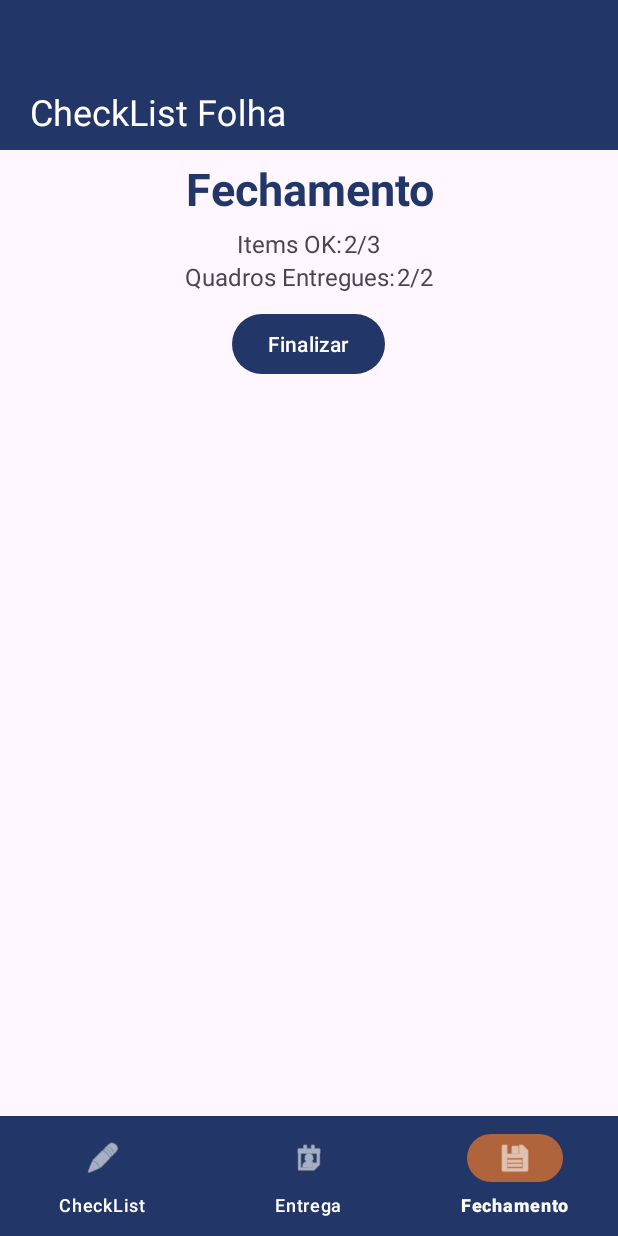
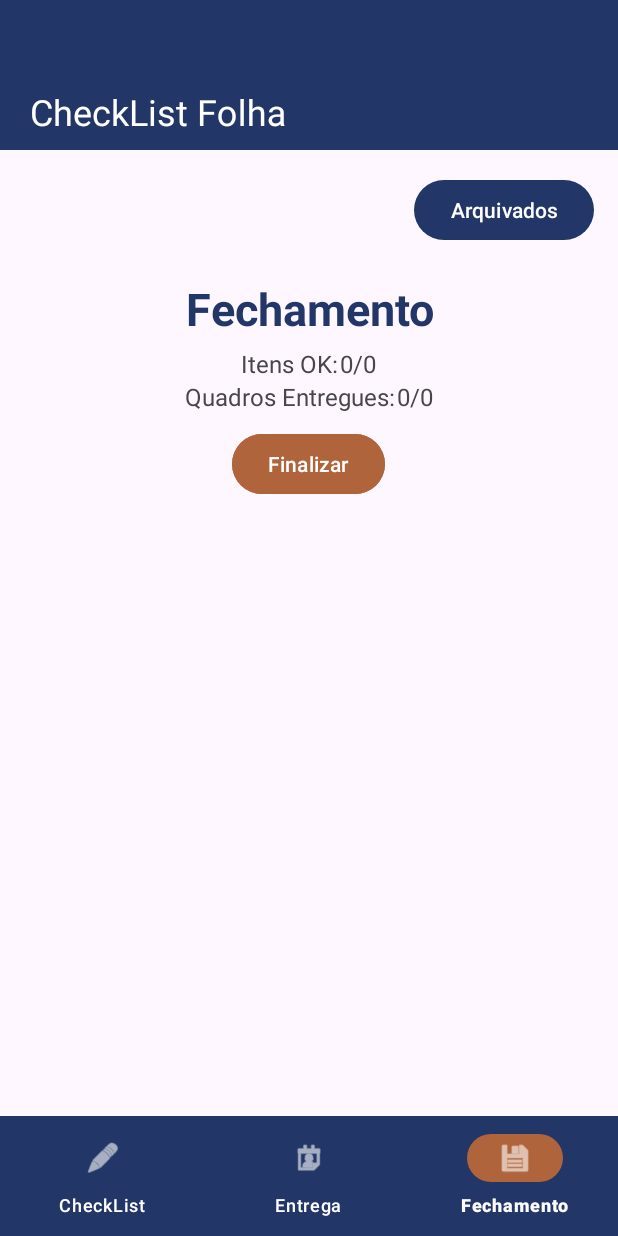
Before and after one commit to igBFranco/CheckListFolha, an Android app: the screen it shows after launch (MainActivity), item 3 of the bottom bar chosen, on a phone screen of 412 x 824 dp. Run offline under Robolectric (Android 15) with nearby library versions, the phone set to English and light mode, and no system bars; our stand-ins replace Room's generated code.

Commit message:
Fechamento itens dinamically

```diff
--- a/app/src/main/java/br/pucpr/appdev20241/checklistfolha/view/Fechamento.kt
+++ b/app/src/main/java/br/pucpr/appdev20241/checklistfolha/view/Fechamento.kt
@@ -33,6 +33,7 @@ class Fechamento : Fragment() {
 
     override fun onViewCreated(view: View, savedInstanceState: Bundle?) {
         super.onViewCreated(view, savedInstanceState)
+        updateCounts()
 
         binding.buttonSave.setOnClickListener {
             viewLifecycleOwner.lifecycleScope.launch {
@@ -61,6 +62,22 @@ class Fechamento : Fragment() {
         binding.recyclerView.adapter = adapter
     }
 
+    private fun updateCounts() {
+        viewLifecycleOwner.lifecycleScope.launch {
+            val todos = DataStore.getAllToDos()
+            val quadros = DataStore.getAllQuadros()
+
+            val totalTodos = todos.size
+            val totalQuadros = quadros.size
+
+            val totalTodosConcluidos = todos.count { it.itemStatus }
+            val totalQuadrosEntregues = quadros.count { true }
+
+            binding.itensOk.text = "$totalTodosConcluidos/$totalTodos"
+            binding.quadrosOk.text = "$totalQuadrosEntregues/$totalQuadros"
+        }
+    }
+
     private fun getCurrentCompetencia(): String {
         val calendar = Calendar.getInstance()
         val month = calendar.get(Calendar.MONTH) + 1 // January is 0
--- a/app/src/main/java/br/pucpr/appdev20241/checklistfolha/view/FechamentoAdapter.kt
+++ b/app/src/main/java/br/pucpr/appdev20241/checklistfolha/view/FechamentoAdapter.kt
@@ -32,5 +32,6 @@ class FechamentoAdapter(private val items: List<Any>) : RecyclerView.Adapter<Fec
         }
     }
 
+
     override fun getItemCount() = items.size
 }
--- a/app/src/main/res/layout/fragment_fechamento.xml
+++ b/app/src/main/res/layout/fragment_fechamento.xml
@@ -7,6 +7,14 @@
     android:orientation="vertical"
     android:gravity="center_horizontal"
     >
+
+    <Button
+        android:id="@+id/archive"
+        android:layout_width="wrap_content"
+        android:layout_height="wrap_content"
+        android:text="Arquivados"
+        android:layout_margin="16dp"
+        android:layout_gravity="right"/>
 
     <TextView
         android:layout_width="match_parent"
@@ -26,14 +34,15 @@
        <TextView
            android:layout_width="wrap_content"
            android:layout_height="match_parent"
-           android:text="Items OK:"
+           android:text="Itens OK:"
            android:textSize="16dp"
            android:paddingRight="1dp"/>
        <TextView
            android:layout_width="wrap_content"
            android:layout_height="wrap_content"
-           android:text="2/3"
-           android:textSize="16dp"/>
+           android:text="0/0"
+           android:textSize="16dp"
+           android:id="@+id/itensOk"/>
    </LinearLayout>
     <LinearLayout
         android:layout_width="match_parent"
@@ -49,8 +58,9 @@
         <TextView
             android:layout_width="wrap_content"
             android:layout_height="match_parent"
-            android:text="2/2"
-            android:textSize="16dp"/>
+            android:text="0/0"
+            android:textSize="16dp"
+            android:id="@+id/quadrosOk"/>
     </LinearLayout>
 
     <Button
@@ -58,7 +68,8 @@
         android:layout_width="wrap_content"
         android:layout_height="wrap_content"
         android:text="Finalizar"
-        android:layout_margin="10dp"/>
+        android:layout_margin="10dp"
+        android:backgroundTint="@color/secondaryColor"/>
 
     <androidx.recyclerview.widget.RecyclerView
         android:id="@+id/recyclerView"
```
